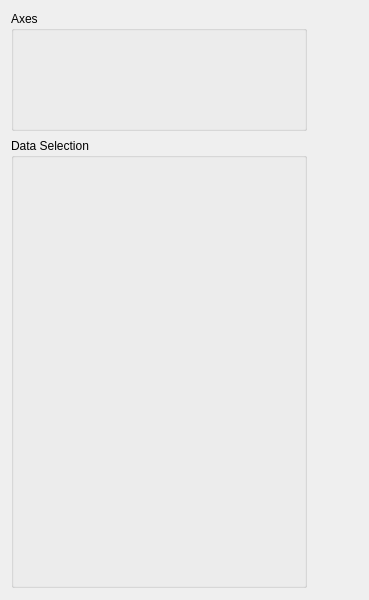
The window that SciDataTool/GUI/WAxisManager/WAxisManager.ui (Eomys/SciDataTool) describes before a commit, drawn with Qt 5.
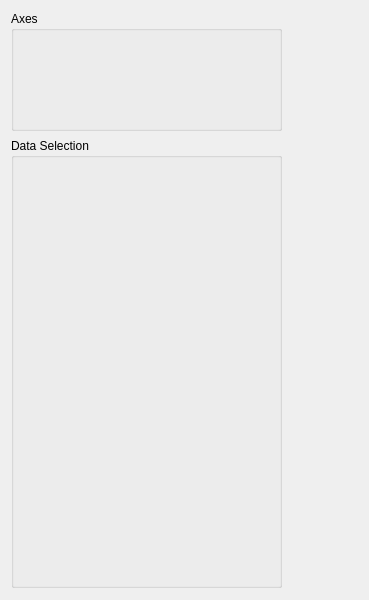
The same window after the commit. Custom widgets are drawn as their Qt base class.

```diff
--- a/SciDataTool/GUI/WAxisManager/WAxisManager.ui
+++ b/SciDataTool/GUI/WAxisManager/WAxisManager.ui
@@ -18,7 +18,7 @@
     <rect>
      <x>11</x>
      <y>138</y>
-     <width>296</width>
+     <width>271</width>
      <height>450</height>
     </rect>
    </property>
@@ -48,7 +48,7 @@
      <rect>
       <x>10</x>
       <y>20</y>
-      <width>281</width>
+      <width>251</width>
       <height>411</height>
      </rect>
     </property>
@@ -67,7 +67,7 @@
     <rect>
      <x>11</x>
      <y>11</y>
-     <width>296</width>
+     <width>271</width>
      <height>120</height>
     </rect>
    </property>
@@ -97,7 +97,7 @@
      <rect>
       <x>10</x>
       <y>20</y>
-      <width>281</width>
+      <width>251</width>
       <height>91</height>
      </rect>
     </property>
```
